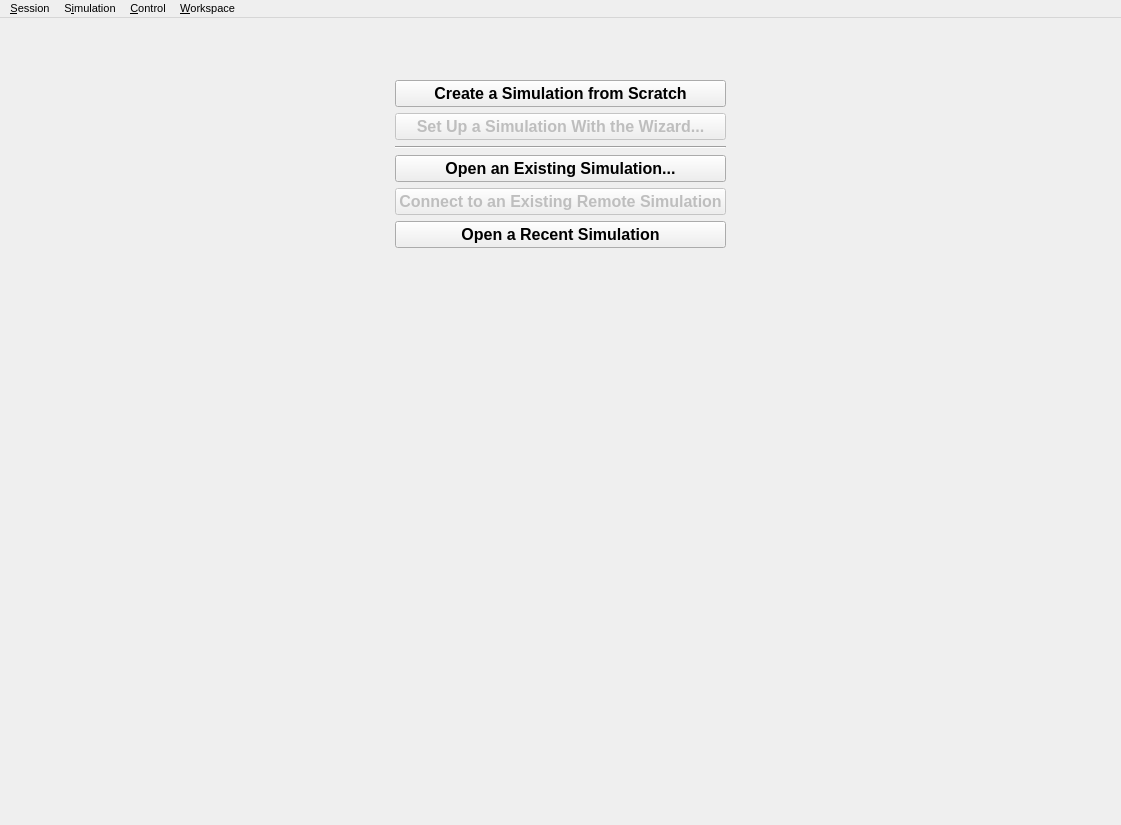
disorderedmaterials/dissolve, file src/gui/gui.ui: the form before one commit.
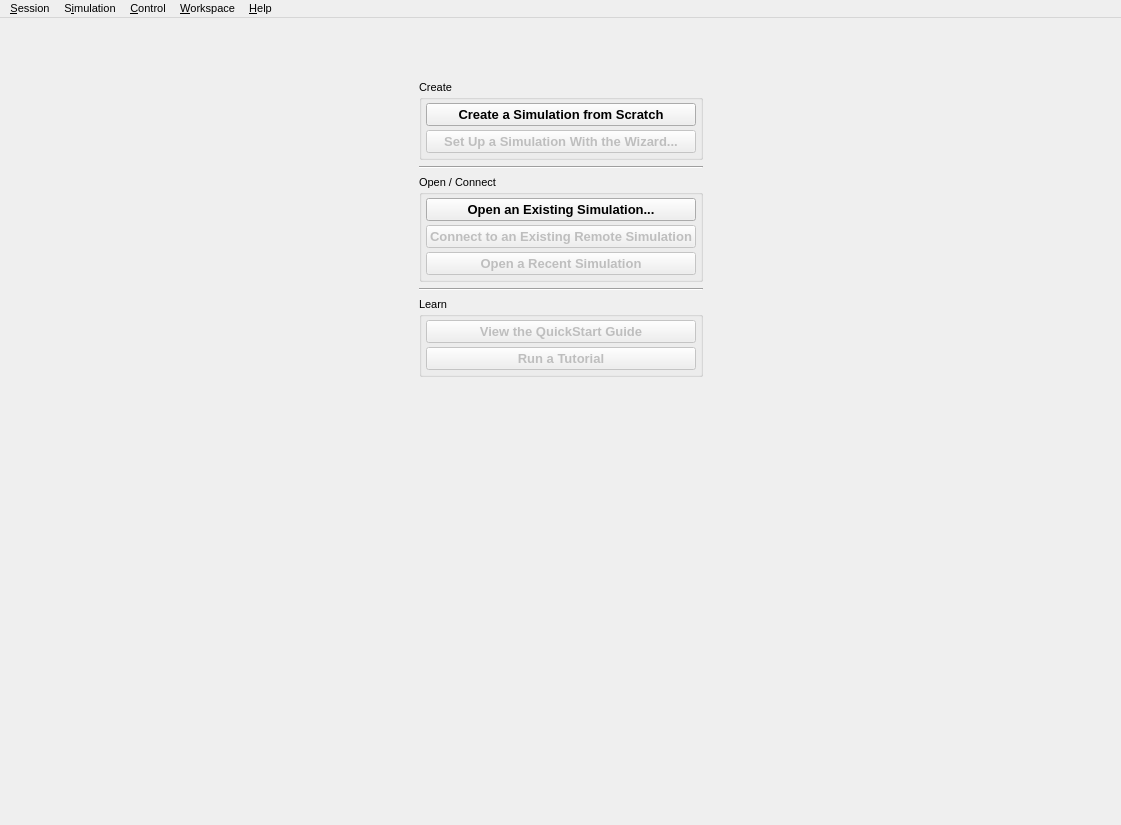
The form after the commit. Icons and pictures are not drawn. Custom widgets are drawn as their Qt base class.

Commit message: Update some old icons, add new icons, and update start page to include learning options.

Diff of the .ui file:
```diff
--- a/src/gui/gui.ui
+++ b/src/gui/gui.ui
@@ -95,10 +95,31 @@
               <widget class="QWidget" name="StartPageWidget" native="true">
                <layout class="QVBoxLayout" name="verticalLayout_10">
                 <item>
+                 <widget class="QGroupBox" name="StartCreateGroup">
+                  <property name="title">
+                   <string>Create</string>
+                  </property>
+                  <layout class="QVBoxLayout" name="verticalLayout_12">
+                   <property name="spacing">
+                    <number>4</number>
+                   </property>
+                   <property name="leftMargin">
+                    <number>4</number>
+                   </property>
+                   <property name="topMargin">
+                    <number>4</number>
+                   </property>
+                   <property name="rightMargin">
+                    <number>4</number>
+                   </property>
+                   <property name="bottomMargin">
+                    <number>4</number>
+                   </property>
+                   <item>
                  <widget class="QPushButton" name="StartCreateNewButton">
                   <property name="font">
                    <font>
-                    <pointsize>12</pointsize>
+                       <pointsize>10</pointsize>
                     <weight>75</weight>
                     <bold>true</bold>
                    </font>
@@ -128,7 +149,7 @@
                   </property>
                   <property name="font">
                    <font>
-                    <pointsize>12</pointsize>
+                       <pointsize>10</pointsize>
                     <weight>75</weight>
                     <bold>true</bold>
                    </font>
@@ -151,6 +172,9 @@
                   </property>
                  </widget>
                 </item>
+                  </layout>
+                 </widget>
+                </item>
                 <item>
                  <widget class="Line" name="line_3">
                   <property name="orientation">
@@ -158,11 +182,32 @@
                   </property>
                  </widget>
                 </item>
+                <item>
+                 <widget class="QGroupBox" name="StartOpenConnectGroup">
+                  <property name="title">
+                   <string>Open / Connect</string>
+                  </property>
+                  <layout class="QVBoxLayout" name="verticalLayout_13">
+                   <property name="spacing">
+                    <number>4</number>
+                   </property>
+                   <property name="leftMargin">
+                    <number>4</number>
+                   </property>
+                   <property name="topMargin">
+                    <number>4</number>
+                   </property>
+                   <property name="rightMargin">
+                    <number>4</number>
+                   </property>
+                   <property name="bottomMargin">
+                    <number>4</number>
+                   </property>
                 <item>
                  <widget class="QPushButton" name="StartOpenExistingButton">
                   <property name="font">
                    <font>
-                    <pointsize>12</pointsize>
+                       <pointsize>10</pointsize>
                     <weight>75</weight>
                     <bold>true</bold>
                    </font>
@@ -192,7 +237,7 @@
                   </property>
                   <property name="font">
                    <font>
-                    <pointsize>12</pointsize>
+                       <pointsize>10</pointsize>
                     <weight>75</weight>
                     <bold>true</bold>
                    </font>
@@ -217,9 +262,12 @@
                 </item>
                 <item>
                  <widget class="QPushButton" name="StartOpenRecentButton">
+                     <property name="enabled">
+                      <bool>false</bool>
+                     </property>
                   <property name="font">
                    <font>
-                    <pointsize>12</pointsize>
+                       <pointsize>10</pointsize>
                     <weight>75</weight>
                     <bold>true</bold>
                    </font>
@@ -240,6 +288,100 @@
                   <property name="flat">
                    <bool>false</bool>
                   </property>
+                    </widget>
+                   </item>
+                  </layout>
+                 </widget>
+                </item>
+                <item>
+                 <widget class="Line" name="StartLine2">
+                  <property name="orientation">
+                   <enum>Qt::Horizontal</enum>
+                  </property>
+                 </widget>
+                </item>
+                <item>
+                 <widget class="QGroupBox" name="StartLearnGroup">
+                  <property name="title">
+                   <string>Learn</string>
+                  </property>
+                  <layout class="QVBoxLayout" name="verticalLayout_14">
+                   <property name="spacing">
+                    <number>4</number>
+                   </property>
+                   <property name="leftMargin">
+                    <number>4</number>
+                   </property>
+                   <property name="topMargin">
+                    <number>4</number>
+                   </property>
+                   <property name="rightMargin">
+                    <number>4</number>
+                   </property>
+                   <property name="bottomMargin">
+                    <number>4</number>
+                   </property>
+                   <item>
+                    <widget class="QPushButton" name="StartQuickStartButton">
+                     <property name="enabled">
+                      <bool>false</bool>
+                     </property>
+                     <property name="font">
+                      <font>
+                       <pointsize>10</pointsize>
+                       <weight>75</weight>
+                       <bold>true</bold>
+                      </font>
+                     </property>
+                     <property name="text">
+                      <string>View the QuickStart Guide</string>
+                     </property>
+                     <property name="icon">
+                      <iconset resource="icons.qrc">
+                       <normaloff>:/special/icons/special_guide.svg</normaloff>:/special/icons/special_guide.svg</iconset>
+                     </property>
+                     <property name="iconSize">
+                      <size>
+                       <width>32</width>
+                       <height>32</height>
+                      </size>
+                     </property>
+                     <property name="flat">
+                      <bool>false</bool>
+                     </property>
+                    </widget>
+                   </item>
+                   <item>
+                    <widget class="QPushButton" name="StartRunTutorialButton">
+                     <property name="enabled">
+                      <bool>false</bool>
+                     </property>
+                     <property name="font">
+                      <font>
+                       <pointsize>10</pointsize>
+                       <weight>75</weight>
+                       <bold>true</bold>
+                      </font>
+                     </property>
+                     <property name="text">
+                      <string>Run a Tutorial</string>
+                     </property>
+                     <property name="icon">
+                      <iconset resource="icons.qrc">
+                       <normaloff>:/special/icons/special_learn.svg</normaloff>:/special/icons/special_learn.svg</iconset>
+                     </property>
+                     <property name="iconSize">
+                      <size>
+                       <width>32</width>
+                       <height>32</height>
+                      </size>
+                     </property>
+                     <property name="flat">
+                      <bool>false</bool>
+                     </property>
+                    </widget>
+                   </item>
+                  </layout>
                  </widget>
                 </item>
                </layout>
@@ -1384,10 +1526,23 @@
     <addaction name="separator"/>
     <addaction name="SimulationAddConfigurationAction"/>
    </widget>
+   <widget class="QMenu" name="HelpMenu">
+    <property name="font">
+     <font>
+      <pointsize>8</pointsize>
+     </font>
+    </property>
+    <property name="title">
+     <string>&amp;Help</string>
+    </property>
+    <addaction name="HelpViewQuickStartGuideAction"/>
+    <addaction name="HelpRunATutorialAction"/>
+   </widget>
    <addaction name="SessionMenu"/>
    <addaction name="SimulationMenu"/>
    <addaction name="ControlMenu"/>
    <addaction name="WorkspaceMenu"/>
+   <addaction name="HelpMenu"/>
   </widget>
   <action name="SessionOpenAction">
    <property name="text">
```
Left out of the diff: 24 changed lines with no effect on the pictures. Lines whose indentation alone changed are shown as unchanged. The commit also changes 14 other files.
